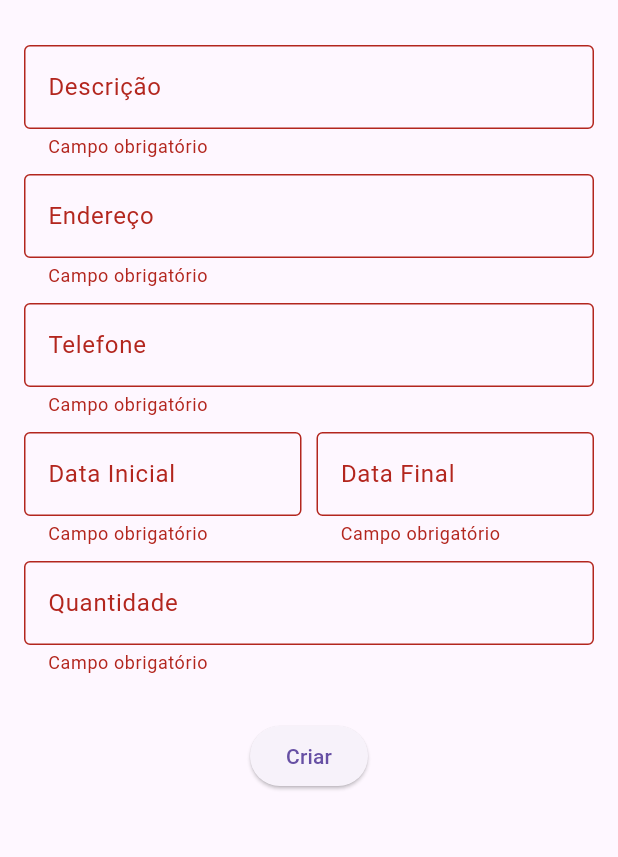
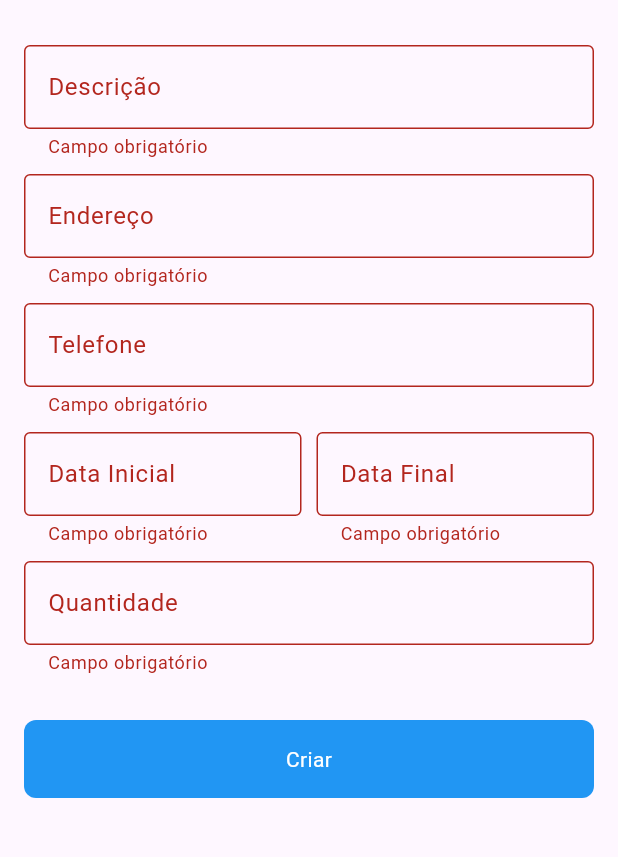
Before and after one commit to Nicholasvp/papa_entulho, a Flutter app: the PapaEntulhoForm screen opened by its route, after a tap on "Criar", on a phone screen of 412 x 824 dp, the part 63-920 px from its top. Run offline on Flutter 3.47's test engine with Material 3 defaults, Android fonts, the light colour scheme and no system bars; our stand-ins replace cloud_firestore, firebase_auth, firebase_core, get; accounts and stored records are empty; network calls fail.

Commit message:
crud update

```diff
--- a/lib/domain/repositories/papa_entulho_repository.dart
+++ b/lib/domain/repositories/papa_entulho_repository.dart
@@ -27,4 +27,8 @@ class PapaEntulhoRepository extends DatabaseRepository {
   Future<void> deletePapaEntulho(String id) async {
     await deleteData(id: id);
   }
+
+  Future<void> updatePapaEntulho(String id, PapaEntulhoModel papaEntulhoModel) async {
+    await updateData(id: id, data: papaEntulhoModel.toJson());
+  }
 }
--- a/lib/ui/papa_entulho/page/papa_entulho_form.dart
+++ b/lib/ui/papa_entulho/page/papa_entulho_form.dart
@@ -1,5 +1,7 @@
 import 'package:flutter/material.dart';
 import 'package:get/get.dart';
+import 'package:papa_entulho/domain/routes/routes.dart';
+import 'package:papa_entulho/domain/widgets/app_button_primary.dart';
 import 'package:papa_entulho/domain/widgets/app_text_field.dart';
 import 'package:papa_entulho/ui/papa_entulho/controller/papa_entulho_controller.dart';
 
@@ -9,8 +11,16 @@ class PapaEntulhoForm extends StatelessWidget {
   @override
   Widget build(BuildContext context) {
     final controller = Get.find<PapaEntulhoController>();
+    if (Get.arguments != null) {
+      controller.fillForm();
+    }
+
     return Scaffold(
       appBar: AppBar(
+        leading: IconButton(
+          icon: const Icon(Icons.arrow_back),
+          onPressed: () => Get.offNamed(Routes.HOME),
+        ),
         title: const Text('Criar Papa Entulho'),
       ),
       body: Padding(
@@ -76,13 +86,19 @@ class PapaEntulhoForm extends StatelessWidget {
               AppTextField(labelText: 'Quantidade', controller: controller.quantityController),
               const SizedBox(height: 10),
               const SizedBox(height: 20),
-              ElevatedButton(
-                onPressed: () {
-                  if (controller.formKey.currentState!.validate()) {
-                    controller.createPapaEntulho();
-                  }
-                },
-                child: const Text('Criar'),
+              controller.obx(
+                (state) => AppButtonPrimary(
+                  onTap: () {
+                    if (controller.formKey.currentState!.validate()) {
+                      if (Get.arguments == null) {
+                        controller.createPapaEntulho();
+                      } else {
+                        controller.updatePapaEntulho(Get.arguments.id);
+                      }
+                    }
+                  },
+                  labelText: Get.arguments == null ? 'Criar' : 'Atualizar',
+                ),
               ),
             ],
           ),
```
Also changed, not shown: lib/ui/papa_entulho/controller/papa_entulho_controller.dart (+77 -0 lines), lib/ui/papa_entulho/page/papa_entulho_page.dart (+28 -9 lines).
